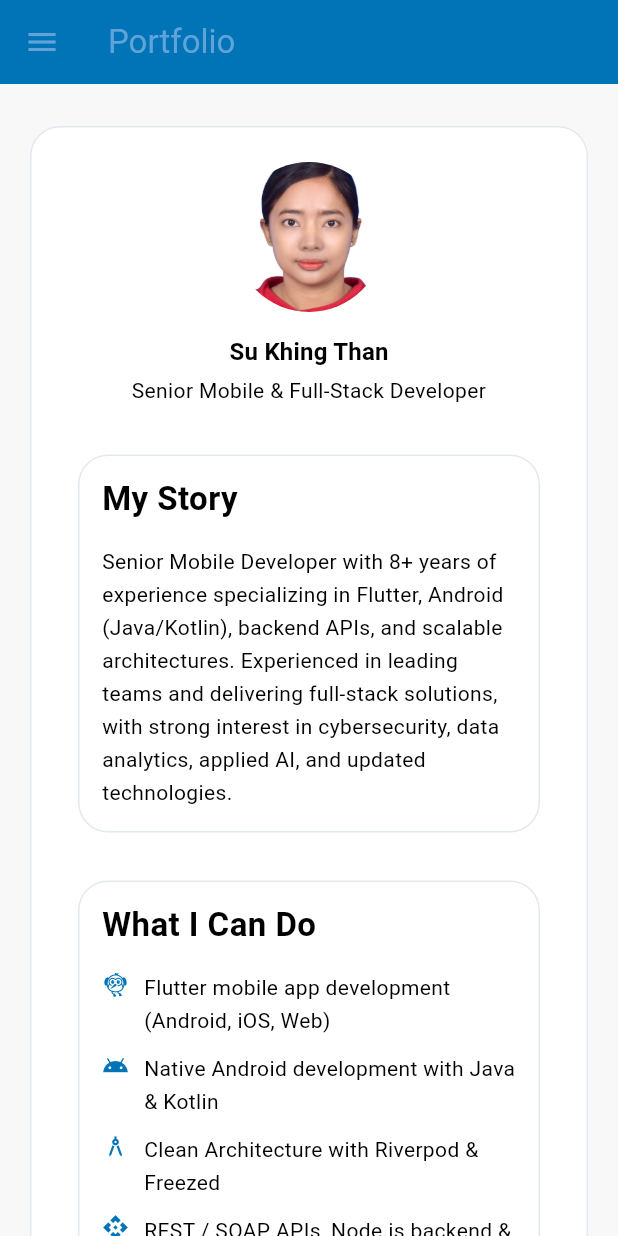
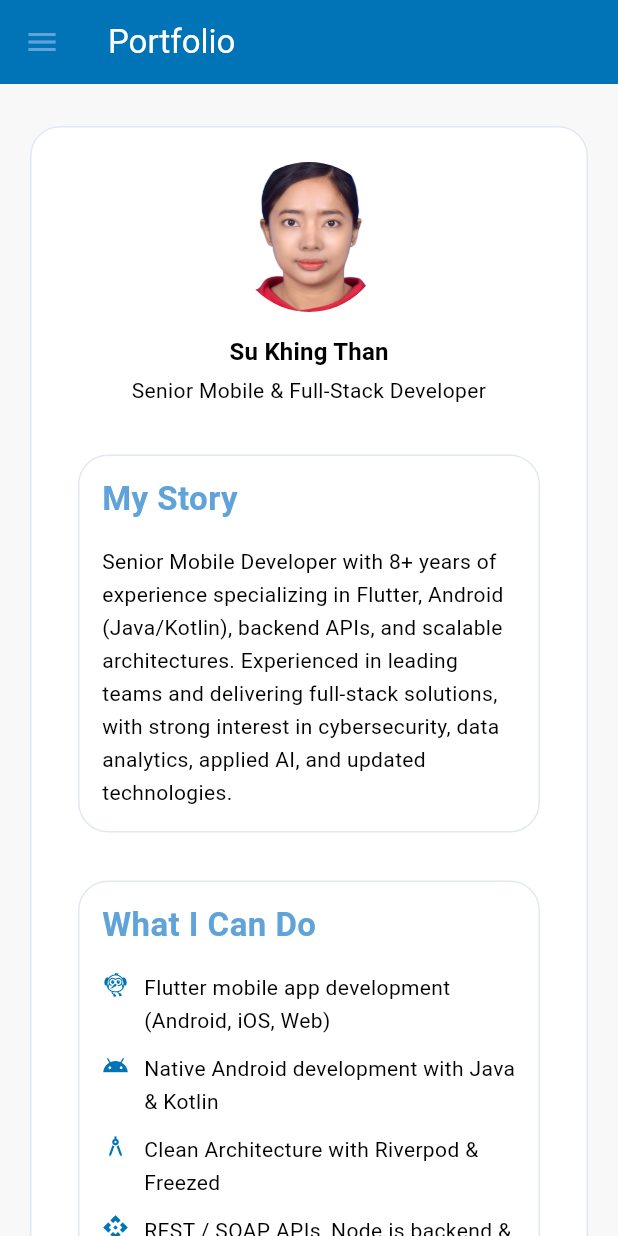
Before and after one commit to SuKhingThan-29/sukhingthan_portfolio, a Flutter app: the screen it shows after launch, in the side drawer, after a tap on the "close" icon, on a phone screen of 412 x 824 dp. Run offline on Flutter 3.47's test engine with Material 3 defaults, Android fonts, the phone set to English and light mode, and no system bars; our stand-ins replace animated_toggle_switch, flutter_hooks, flutter_svg, freezed_annotation, hooks_riverpod; missing offline and left inert: dart:html.

Commit message:
upgrade mobile view

```diff
--- a/lib/src/common/widgets/technology_chip.dart
+++ b/lib/src/common/widgets/technology_chip.dart
@@ -14,7 +14,7 @@ class TechnologyChip extends StatelessWidget {
       padding: const EdgeInsets.symmetric(horizontal: 8),
       clipBehavior: Clip.hardEdge,
       decoration: BoxDecoration(
-        color: Theme.of(context).colorScheme.secondary,
+        color: Theme.of(context).colorScheme.primary,
         borderRadius: const BorderRadius.all(Radius.circular(32)),
       ),
       height: 32,
--- a/lib/src/features/general/presentation/general_section.dart
+++ b/lib/src/features/general/presentation/general_section.dart
@@ -1,21 +1,12 @@
 import 'package:flutter/material.dart';
 import 'package:hooks_riverpod/hooks_riverpod.dart';
 import 'package:sukhingthan_portfolio/src/common/widgets/responsive.dart';
-import 'package:sukhingthan_portfolio/src/theme/text_styles.dart';
-import '../../../common/widgets/dart_mode_switch.dart';
 import '../../../providers/scroll_provider.dart';
 import '../../../providers/section_provider.dart';
 import 'widgets/end_drawer.dart';
 import 'widgets/general_content.dart';
-import 'widgets/mobile_nav_drawer.dart';
 import 'widgets/safe_area.dart';
 import 'widgets/top_nav_bar.dart';
-import '../../personal_info/presentation/personal_info_section.dart';
-import '../../experience/presentation/experience_section.dart';
-import '../../project/presentation/project_section.dart';
-import '../../skill/presentation/skill_section.dart';
-import '../../education/presentation/education_section.dart';
-
 class GeneralSection extends ConsumerStatefulWidget {
   const GeneralSection({super.key});
 
@@ -75,21 +66,10 @@ class _GeneralSectionState extends ConsumerState<GeneralSection> {
 
   @override
   Widget build(BuildContext context) {
-    //   return Scaffold(
-    //     appBar: Responsive.isDesktop(context)
-    //         ? const TopNavBar()
-    //         : AppBar(title: const Text('Portfolio')),
-    //    // actions: [DarkModeSwitch()],),
-    //     drawer: Responsive.isDesktop(context)?null:const MySafeArea(
-    //       child: EndDrawer(),
-    //     ),
-    //     body: const GeneralContent(),
-    //   );
-    // }
     return Scaffold(
       appBar: Responsive.isDesktop(context)
           ? null
-          : AppBar(title: const Text('Portfolio')),
+          : AppBar(title: const Text('Portfolio',style: TextStyle(color: Colors.white,))),
       drawer: Responsive.isDesktop(context)?null:MySafeArea(child: EndDrawer()),
       body: Column(
         children: [
--- a/lib/src/features/general/presentation/widgets/drawer_button.dart
+++ b/lib/src/features/general/presentation/widgets/drawer_button.dart
@@ -1,16 +1,19 @@
 import 'package:flutter/material.dart';
 import 'package:flutter_hooks/flutter_hooks.dart';
 import 'package:hooks_riverpod/hooks_riverpod.dart';
+import 'package:sukhingthan_portfolio/src/theme/text_styles.dart';
 
 class MyDrawerButton extends StatefulHookConsumerWidget {
   const MyDrawerButton({
     super.key,
     required this.title,
     required this.sectionKey,
+    this.onTap,
   });
 
   final String title;
   final GlobalKey sectionKey;
+  final VoidCallback? onTap;
 
   @override
   ConsumerState<MyDrawerButton> createState() => _MyDrawerButtonState();
@@ -56,7 +59,7 @@ class _MyDrawerButtonState extends ConsumerState<MyDrawerButton> {
           onTap: () => _onTap(context),
           child: Text(
             widget.title,
-            style: TextStyle(color: colorAnimation),
+            style: context.subTitle.copyWith(fontWeight: FontWeight.normal),
           ),
         ),
       ),
--- a/lib/src/features/general/presentation/widgets/end_drawer.dart
+++ b/lib/src/features/general/presentation/widgets/end_drawer.dart
@@ -1,20 +1,55 @@
 import 'package:flutter/material.dart';
 import 'package:hooks_riverpod/hooks_riverpod.dart';
+import 'package:sukhingthan_portfolio/src/theme/text_styles.dart';
 import '../../../../common/constants/sizes.dart';
 import '../../../../common/widgets/animated_fade_slide.dart';
+import '../../../../common/widgets/dart_mode_switch.dart';
 import '../../../../common/widgets/responsive.dart';
 import '../../../../common/widgets/selection_area.dart';
 import '../../../../providers/section_provider.dart';
 import 'drawer_button.dart';
+import 'dart:html' as html;
 
 class EndDrawer extends ConsumerWidget {
   const EndDrawer({super.key});
+
+  void _confirmAndDownloadCV(BuildContext context) {
+    showDialog(
+      context: context,
+      builder: (context) => AlertDialog(
+        title: const Text('Download CV'),
+        content: const Text('Do you want to download my CV from Google Drive?'),
+        actions: [
+          TextButton(
+            onPressed: () => Navigator.pop(context),
+            child: const Text('Cancel'),
+          ),
+          ElevatedButton(
+            onPressed: () {
+              Navigator.pop(context);
+              _downloadFromDrive();
+            },
+            child: const Text('Download'),
+          ),
+        ],
+      ),
+    );
+  }
+
+  final _cvDownloadUrl =
+      'https://drive.google.com/uc?export=download&id=1lo7AWZAduN2d6Uti6WZQp8X1ikouJQpv';
+
+  void _downloadFromDrive() {
+    html.AnchorElement(href: _cvDownloadUrl)
+      ..target = '_blank'
+      ..click();
+  }
 
   @override
   Widget build(BuildContext context, WidgetRef ref) {
     if (Responsive.isDesktop(context)) return const SizedBox.shrink();
     return Drawer(
-     // backgroundColor: Theme.of(context).colorScheme.primary,
+      backgroundColor: Theme.of(context).appBarTheme.backgroundColor,
       child: Column(
         children: [
           Align(
@@ -23,14 +58,11 @@ class EndDrawer extends ConsumerWidget {
               padding: const EdgeInsets.only(top: 8),
               child: IconButton(
                 onPressed: () => Navigator.of(context).pop(),
-                icon: const Icon(Icons.close),
+                icon: const Icon(Icons.close, color: Colors.white54),
               ),
             ),
           ),
-          Divider(
-            height: 8,
-            color: Theme.of(context).colorScheme.inversePrimary,
-          ),
+          Divider(height: 8, color: Colors.white54),
           Expanded(
             child: MySelectionArea(
               mouseCursor: WidgetStateMouseCursor.clickable,
@@ -88,6 +120,35 @@ class EndDrawer extends ConsumerWidget {
                           ),
                         ),
                         gapH40,
+                        AnimatedFadeSlide(
+                          offset: const Offset(96, 0),
+                          duration: const Duration(milliseconds: 375),
+                          child: InkWell(
+                            child: Row(
+                              mainAxisAlignment: MainAxisAlignment.start,
+                              children: [
+                                Text(
+                                  "Download CV",
+                                  style: context.subTitle.copyWith(
+                                    fontWeight: FontWeight.normal,
+                                  ),
+                                ),
+                                gapW8,
+                                Icon(
+                                  Icons.download,
+                                  size: 18,
+                                  color: Theme.of(context).colorScheme.onSurface,
+                                ),
+                              ],
+                            ),
+                            onTap: () {
+                              Navigator.of(context).pop();
+                              _confirmAndDownloadCV(context);
+                            },
+                          ),
+                        ),
+                        gapH40,
+                        DarkModeSwitch(),
                       ],
                     ),
                   ),
--- a/lib/src/features/general/presentation/widgets/general_content.dart
+++ b/lib/src/features/general/presentation/widgets/general_content.dart
@@ -13,7 +13,7 @@ import '../mobile/mobile_layout.dart';
 import '../tablet/tablet_layout.dart';
 
 class GeneralContent extends ConsumerWidget {
-  const GeneralContent();
+  const GeneralContent({super.key});
 
   @override
   Widget build(BuildContext context, WidgetRef ref) {
--- a/lib/src/features/project/presentation/project_section.dart
+++ b/lib/src/features/project/presentation/project_section.dart
@@ -29,7 +29,7 @@ class _ProjectSectionState extends State<ProjectSection>
     Project(
       name: 'Little Tots Cards',
       description: 'Children learning app with cards, sound, and animations.',
-      url: 'https://github.com/AladdineDev/learnflow_backoffice',
+      url: 'https://github.com/SuKhingThan-29/little_tots_cards',
       image: 'assets/projects/little_tots_cards.jpg',
     ),
   ];
--- a/lib/src/theme/app_theme.dart
+++ b/lib/src/theme/app_theme.dart
@@ -16,7 +16,7 @@ class AppTheme {
   static const _darkSurface = Color(0xFF111827);
 
   static const _darkPrimary = Color(0xFF002E73);
-  static const _darkSecondary = Color(0xFF1E293B);
+  static const _darkSecondary = Colors.orangeAccent;
 
   static const _darkTextPrimary = Color(0xFFE5E7EB);
   static const _darkOutline = Color(0xFF1F2937);
--- a/lib/src/theme/text_styles.dart
+++ b/lib/src/theme/text_styles.dart
@@ -7,7 +7,7 @@ extension AppTextStyles on BuildContext {
 
     return t.titleLarge!.copyWith(
       fontWeight: FontWeight.w700,
-      color: c.onSurface,
+      color: c.secondary,
       letterSpacing: 0.3,
     );
   }
```
Also changed, not shown: lib/src/features/general/presentation/widgets/mobile_nav_drawer.dart (deleted, +0 -24 lines), lib/src/features/general/presentation/widgets/top_nav_bar.dart (+1 -8 lines), assets/projects/portfolio.png.
